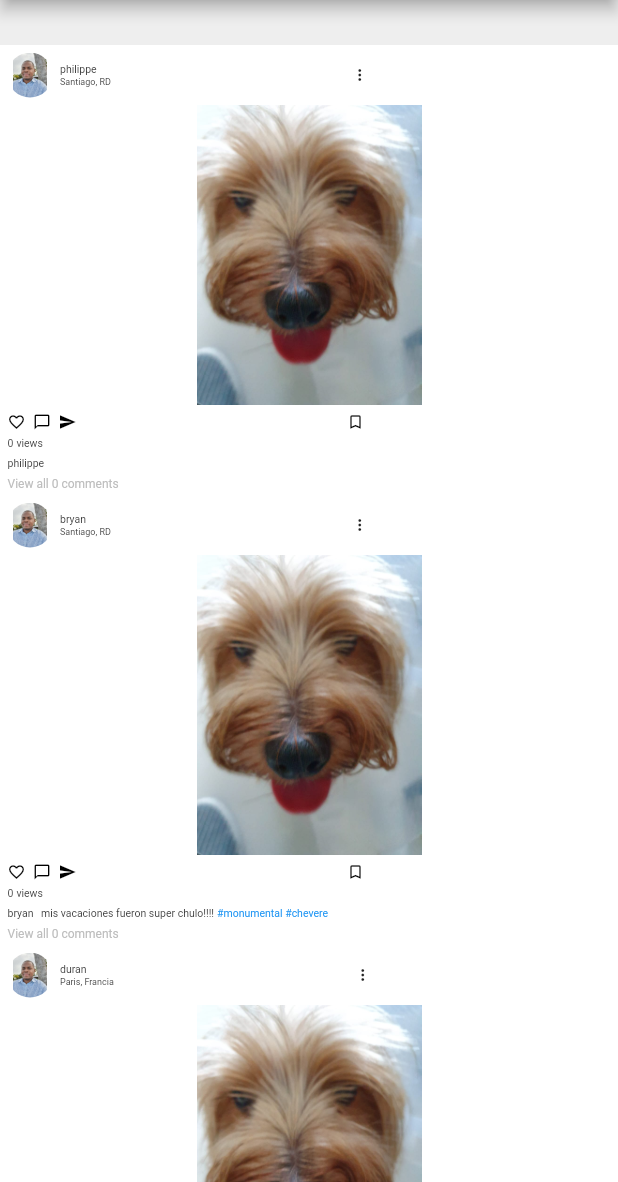
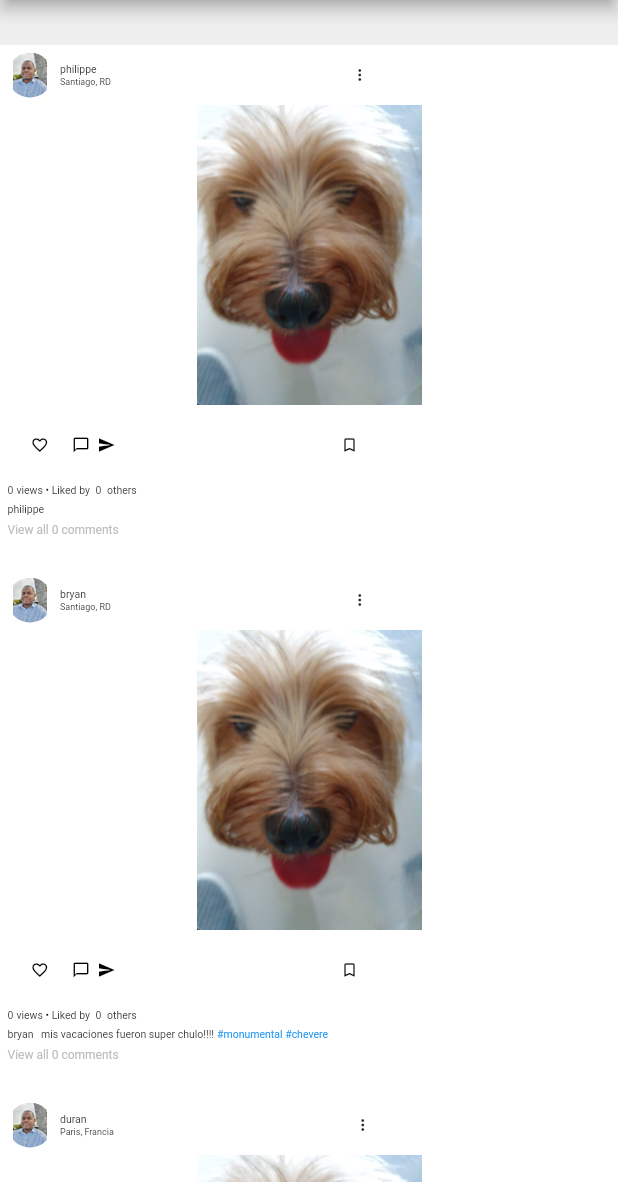
Before and after one commit to Djsiclait/Fakestagram, a Flutter app: the screen it shows after launch, on a phone screen of 412 x 824 dp, the part 54-1236 px from its top. Run offline on Flutter 3.47's test engine with Material 2 defaults, Android fonts, the light colour scheme and no system bars; Roboto replaces fonts that are missing (Lato).

Commit message:
Modify fake post widget class from stateless to statefull to allow likes and bookmarks

```diff
--- a/lib/src/entity/post.dart
+++ b/lib/src/entity/post.dart
@@ -6,9 +6,10 @@ class Post {
   final String hashtags;
   final int views;
   final int comments;
+  final int others;
 
   // Constructor
   // @required username
-  Post(this.username, {this.location = '', this.description = '', this.hashtags = '', this.views = 0, this.comments = 0,});
+  Post(this.username, {this.location = '', this.description = '', this.hashtags = '', this.views = 0, this.comments = 0, this.others = 0});
 
 }
--- a/lib/src/presentation/fake_post_widget.dart
+++ b/lib/src/presentation/fake_post_widget.dart
@@ -1,18 +1,42 @@
 import 'package:app/src/entity/post.dart';
 import 'package:flutter/material.dart';
 
-
-class FakePost extends StatelessWidget {
+class FakePost extends StatefulWidget {
   // fields
   Post post;
 
   FakePost(this.post);
 
   @override
+  _FakePostState createState() => _FakePostState();
+}
+
+class _FakePostState extends State<FakePost> {
+  // Mutable elements
+  Color _favoriteColor = Colors.black;
+  IconData _favorite = Icons.favorite_border;
+
+  IconData _bookmark = Icons.bookmark_border;
+
+  // Change state functions
+  void Like_Unlike_Post(){
+    setState(() {
+      _favorite == Icons.favorite_border ? _favorite = Icons.favorite : _favorite = Icons.favorite_border;
+      _favoriteColor == Colors.black ? _favoriteColor = Colors.red : _favoriteColor = Colors.black;
+    });
+  }
+
+  void Bookmark_Post(){
+    setState(() {
+      _bookmark == Icons.bookmark_border ? _bookmark = Icons.bookmark: _bookmark = Icons.bookmark_border;
+    });
+  }
+
+  @override
   Widget build(BuildContext context) {
     return Container(
       color: Colors.white,
-      height: 300,
+      height: 350,
       child: Column(
         crossAxisAlignment: CrossAxisAlignment.stretch,
         children: <Widget>[
@@ -36,8 +60,8 @@ class FakePost extends StatelessWidget {
                 child: Column(
                   crossAxisAlignment: CrossAxisAlignment.start,
                   children: <Widget>[
-                    Text(this.post.username, style: TextStyle(fontSize: 7.0), textAlign: TextAlign.left,),
-                    Text(this.post.location, style: TextStyle(fontSize: 6.0), textAlign: TextAlign.left,),
+                    Text(widget.post.username, style: TextStyle(fontSize: 7.0), textAlign: TextAlign.left,),
+                    Text(widget.post.location, style: TextStyle(fontSize: 6.0), textAlign: TextAlign.left,),
                   ],
                 ),
               ),
@@ -60,13 +84,17 @@ class FakePost extends StatelessWidget {
           // Footer 1 (Like, Comment, Send, Save)
           Row(
             children: <Widget>[
-              Padding(
+              IconButton(
+                icon: Icon(_favorite),
+                color: _favoriteColor,
+                iconSize: 12.0,
                 padding: EdgeInsets.only(top: 5.0, left: 5.0),
-                child: Icon(Icons.favorite_border, size: 12.0, color: Colors.black,),
+
+                onPressed: Like_Unlike_Post,
               ),
 
               Padding(
-                padding: EdgeInsets.only(top: 5.0, left: 5.0),
+                padding: EdgeInsets.only(top: 5.0, left: 0.0),
                 child: Icon(Icons.chat_bubble_outline, size: 12.0, color: Colors.black,),
               ),
 
@@ -75,9 +103,13 @@ class FakePost extends StatelessWidget {
                 child: Icon(Icons.send, size: 12.0, color: Colors.black,),
               ),
 
-              Padding(
-                padding: EdgeInsets.only(top: 5.0, left: 180.0),
-                child: Icon(Icons.bookmark_border, size: 12.0, color: Colors.black,),
+              IconButton(
+                icon: Icon(_bookmark),
+                color: Colors.black,
+                padding: EdgeInsets.only(top: 5.0, left: 150.0),
+                iconSize: 12.0,
+
+                onPressed: Bookmark_Post,
               ),
             ],
           ),
@@ -87,12 +119,22 @@ class FakePost extends StatelessWidget {
             children: <Widget>[
               Padding(
                 padding: EdgeInsets.only(top: 5.0, left: 5.0),
-                child: Text('${this.post.views}', style: TextStyle(fontSize: 7.0), textAlign: TextAlign.left,),
+                child: Text('${widget.post.views}', style: TextStyle(fontSize: 7.0), textAlign: TextAlign.left,),
               ),
 
               Padding(
                 padding: EdgeInsets.only(top: 5.0, left: 2.0),
-                child: Text('views', style: TextStyle(fontSize: 7.0), textAlign: TextAlign.left,),
+                child: Text('views • Liked by ', style: TextStyle(fontSize: 7.0), textAlign: TextAlign.left,),
+              ),
+
+              Padding(
+                padding: EdgeInsets.only(top: 5.0, left: 2.0),
+                child: Text('${widget.post.others}', style: TextStyle(fontSize: 7.0), textAlign: TextAlign.left,),
+              ),
+
+              Padding(
+              padding: EdgeInsets.only(top: 5.0, left: 2.0),
+              child: Text(' others', style: TextStyle(fontSize: 7.0), textAlign: TextAlign.left,),
               ),
             ],
           ),
@@ -102,17 +144,17 @@ class FakePost extends StatelessWidget {
             children: <Widget>[
               Padding(
                 padding: EdgeInsets.only(top: 5.0, left: 5.0),
-                child: Text(this.post.username, style: TextStyle(fontSize: 7.0), textAlign: TextAlign.left,),
+                child: Text(widget.post.username, style: TextStyle(fontSize: 7.0), textAlign: TextAlign.left,),
               ),
 
               Padding(
                 padding: EdgeInsets.only(top: 5.0, left: 5.0),
-                child: Text(this.post.description, style: TextStyle(fontSize: 7.0), textAlign: TextAlign.left,),
+                child: Text(widget.post.description, style: TextStyle(fontSize: 7.0), textAlign: TextAlign.left,),
               ),
 
               Padding(
                 padding: EdgeInsets.only(top: 5.0, left: 2.0),
-                child: Text(this.post.hashtags, style: TextStyle(fontSize: 7.0, color: Colors.blue), textAlign: TextAlign.left,),
+                child: Text(widget.post.hashtags, style: TextStyle(fontSize: 7.0, color: Colors.blue), textAlign: TextAlign.left,),
               ),
             ],
           ),
@@ -120,7 +162,7 @@ class FakePost extends StatelessWidget {
           // Footer 4 (view all comments option)
           Padding(
             padding: EdgeInsets.only(top: 5.0, left: 5.0),
-            child: Text('View all ${this.post.comments} comments', style: TextStyle(fontSize: 8.0, color: Colors.grey[400]), textAlign: TextAlign.left,),
+            child: Text('View all ${widget.post.comments} comments', style: TextStyle(fontSize: 8.0, color: Colors.grey[400]), textAlign: TextAlign.left,),
           ),
 
         ],
```
